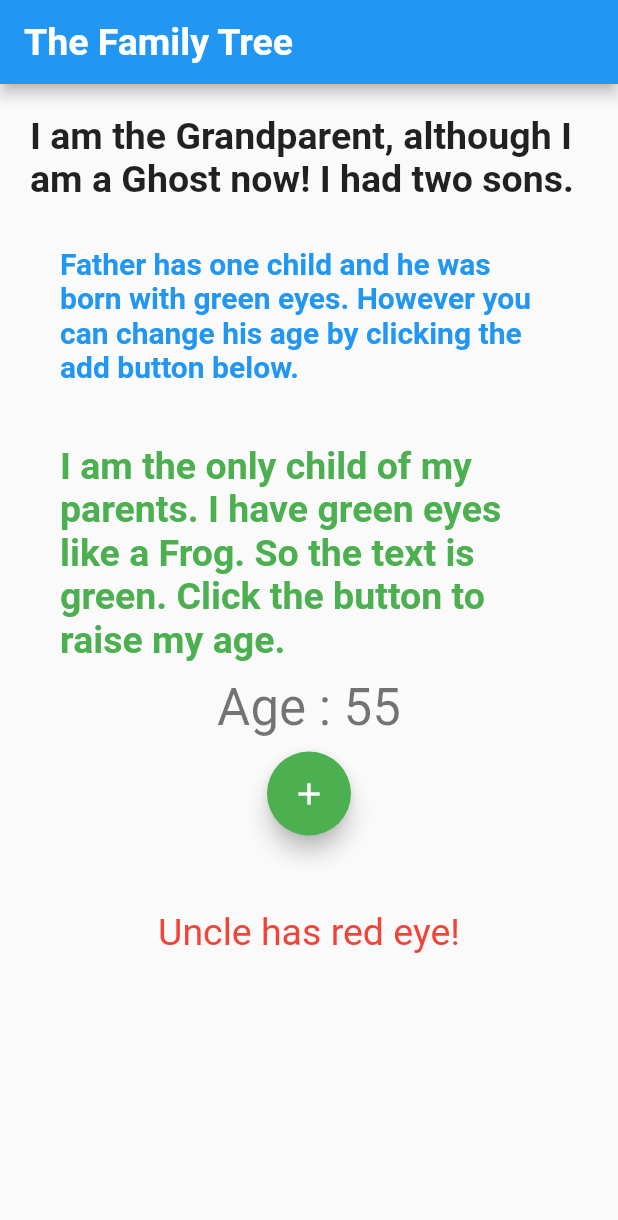
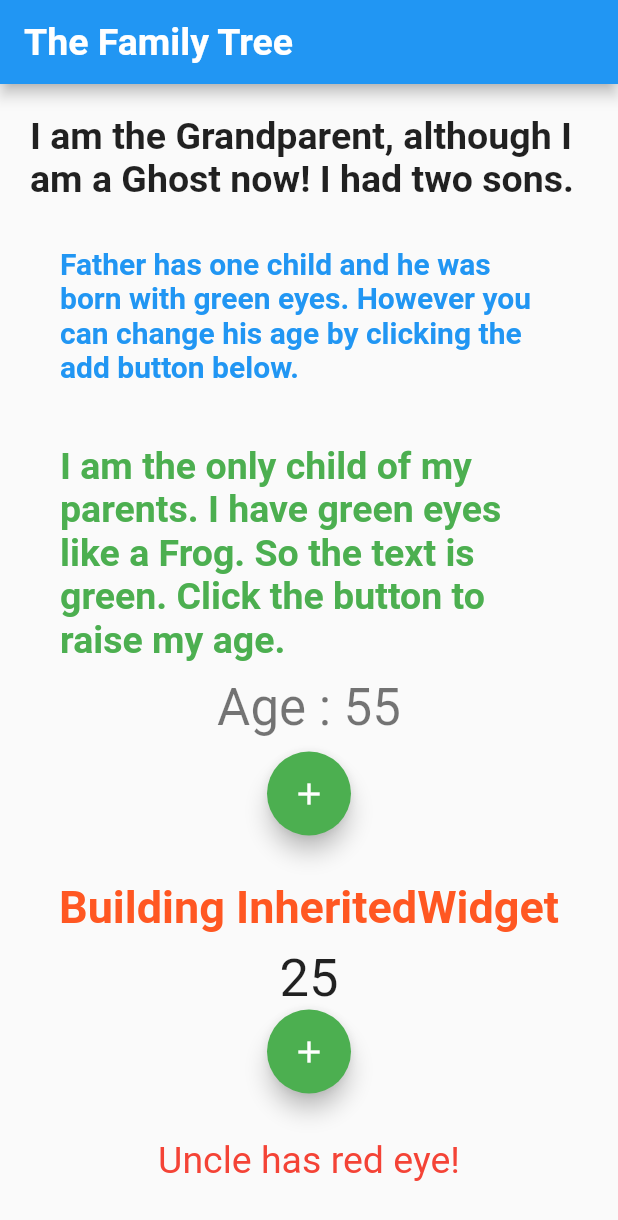
Before and after one commit to sanjibsinha/our_app, a Flutter app: the screen it shows after launch, on a phone screen of 412 x 824 dp. Shown: the top 1220 px of the screen. Run offline on Flutter 3.47's test engine with Material 2 defaults, Android fonts, the light colour scheme and no system bars.

Commit message:
Sixth commit

```diff
--- /dev/null
+++ b/lib/controller/inherited-widget/building_inherited_widget.dart
@@ -0,0 +1,58 @@
+import 'package:flutter/material.dart';
+import 'package:our_app/controller/inherited-widget/widgets-lists/widgets_lists.dart';
+
+class BuildingInheritedWidget extends StatefulWidget {
+  @override
+  _BuildingInheritedWidgetState createState() =>
+      _BuildingInheritedWidgetState();
+}
+
+class _BuildingInheritedWidgetState extends State<BuildingInheritedWidget> {
+  var newAge = new ChangeAge(age: 25);
+
+  @override
+  Widget build(BuildContext context) {
+    return Container(
+      child: Column(
+        children: [
+          EyeColor(
+              color: Colors.deepOrange,
+              child: Builder(builder: (BuildContext innerContext) {
+                return Text(
+                  'Building InheritedWidget',
+                  style: TextStyle(
+                    color: EyeColor.of(innerContext).color,
+                    fontWeight: FontWeight.bold,
+                    fontSize: 30.0,
+                  ),
+                );
+              })),
+          SizedBox(
+            height: 10.0,
+          ),
+          ChangingAge(
+              age: new ChangeAge(age: 25),
+              child: Builder(builder: (BuildContext textContext) {
+                return Column(
+                  children: [
+                    Text(
+                      '${newAge.age}',
+                      style: TextStyle(fontSize: 35.0),
+                    ),
+                    FloatingActionButton(
+                      onPressed: () {
+                        setState(() {
+                          newAge.changeAge();
+                        });
+                      },
+                      child: Icon(Icons.add),
+                      backgroundColor: Colors.green,
+                    ),
+                  ],
+                );
+              })),
+        ],
+      ),
+    );
+  }
+}
--- a/lib/controller/inherited-widget/rebuilding_inherited_widget.dart
+++ b/lib/controller/inherited-widget/rebuilding_inherited_widget.dart
@@ -1,5 +1,8 @@
 import 'package:flutter/material.dart';
 import 'package:flutter/rendering.dart';
+import 'package:our_app/controller/inherited-widget/widgets-lists/widgets_lists.dart';
+
+import 'building_inherited_widget.dart';
 
 class RebuildingInheritedWidget extends StatefulWidget {
   @override
@@ -40,6 +43,10 @@ Widget _childrenList() => ListView(
           height: 10.0,
         ),
         FatherClass(),
+        SizedBox(
+          height: 10.0,
+        ),
+        BuildingInheritedWidget(),
         SizedBox(
           height: 10.0,
         ),
@@ -153,56 +160,3 @@ class _IAmTheOnlyChildOfMyFatherState extends State<IAmTheOnlyChildOfMyFather> {
     );
   }
 }
-
-class EyeColor extends InheritedWidget {
-  const EyeColor({
-    Key key,
-    @required this.color,
-    @required Widget child,
-  })  : assert(color != null),
-        assert(child != null),
-        super(key: key, child: child);
-
-  final Color color;
-
-  static EyeColor of(BuildContext context) {
-    return context.dependOnInheritedWidgetOfExactType<EyeColor>();
-  }
-
-  @override
-  bool updateShouldNotify(EyeColor old) => color != old.color;
-}
-
-class ChangingAge extends InheritedWidget {
-  const ChangingAge({
-    Key key,
-    @required this.age,
-    @required Widget child,
-  })  : assert(age != null),
-        super(key: key, child: child);
-
-  final ChangeAge age;
-
-  static ChangingAge of(BuildContext context) {
-    return context.dependOnInheritedWidgetOfExactType<ChangingAge>();
-  }
-
-  @override
-  bool updateShouldNotify(ChangingAge old) => age != old.age;
-}
-
-class ChangeAge {
-  int age;
-  ChangeAge({this.age});
-  void changeAge() {
-    age += 5;
-  }
-}
-
-class ChangeColor {
-  Color textColor;
-  ChangeColor({this.textColor});
-  void changeColor() {
-    textColor = Colors.deepPurple;
-  }
-}
--- /dev/null
+++ b/lib/controller/inherited-widget/widgets-lists/widgets_lists.dart
@@ -0,0 +1,54 @@
+import 'package:flutter/material.dart';
+
+class EyeColor extends InheritedWidget {
+  const EyeColor({
+    Key key,
+    @required this.color,
+    @required Widget child,
+  })  : assert(color != null),
+        assert(child != null),
+        super(key: key, child: child);
+
+  final Color color;
+
+  static EyeColor of(BuildContext context) {
+    return context.dependOnInheritedWidgetOfExactType<EyeColor>();
+  }
+
+  @override
+  bool updateShouldNotify(EyeColor old) => color != old.color;
+}
+
+class ChangingAge extends InheritedWidget {
+  const ChangingAge({
+    Key key,
+    @required this.age,
+    @required Widget child,
+  })  : assert(age != null),
+        super(key: key, child: child);
+
+  final ChangeAge age;
+
+  static ChangingAge of(BuildContext context) {
+    return context.dependOnInheritedWidgetOfExactType<ChangingAge>();
+  }
+
+  @override
+  bool updateShouldNotify(ChangingAge old) => age != old.age;
+}
+
+class ChangeAge {
+  int age;
+  ChangeAge({this.age});
+  void changeAge() {
+    age += 5;
+  }
+}
+
+class ChangeColor {
+  Color textColor;
+  ChangeColor({this.textColor});
+  void changeColor() {
+    textColor = Colors.deepPurple;
+  }
+}
--- a/lib/main.dart
+++ b/lib/main.dart
@@ -1,7 +1,4 @@
 import 'package:flutter/material.dart';
-import 'package:our_app/controller/inherited-widget/inherited_widget_tree.dart';
-
-import 'controller/inherited-widget/inherited_widget_explained.dart';
 import 'controller/inherited-widget/rebuilding_inherited_widget.dart';
 
 main() => runApp(OurApp());
```
